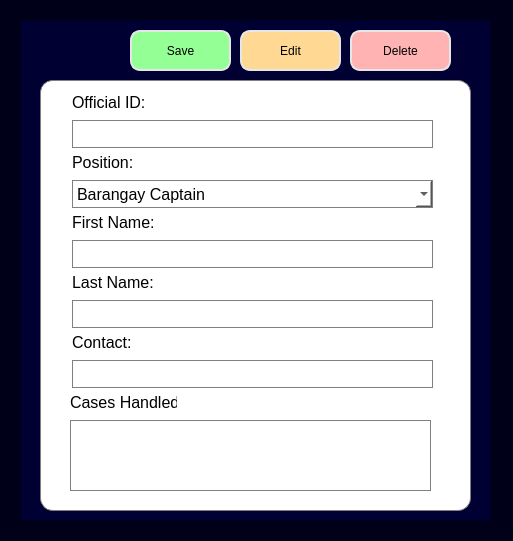
First picture: the form in uifiles/infoofficialui.ui, repository mustafamclngn/CCC151-ComplaSys, before the edit.
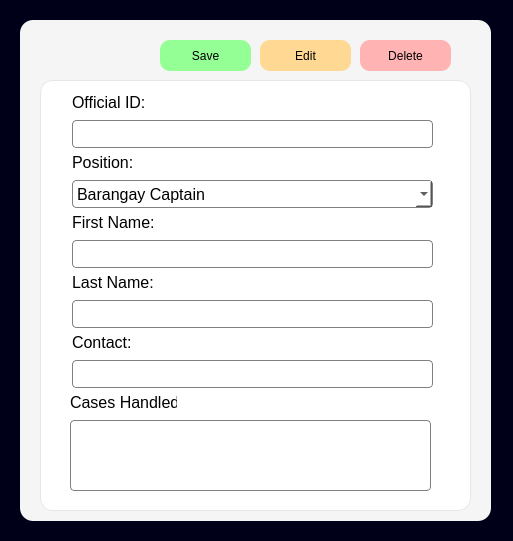
Second picture: the form after the edit. Icons and pictures are not drawn.

Patch:
```diff
--- a/uifiles/infoofficialui.ui
+++ b/uifiles/infoofficialui.ui
@@ -26,7 +26,8 @@
     </rect>
    </property>
    <property name="styleSheet">
-    <string notr="true">background-color: rgb(0, 0, 50);</string>
+    <string notr="true">background-color: rgb(245, 245, 245);
+border-radius: 13px;</string>
    </property>
    <property name="frameShape">
     <enum>QFrame::StyledPanel</enum>
@@ -45,7 +46,7 @@
     </property>
     <property name="styleSheet">
      <string notr="true">background-color: white;
-border: 1px solid grey;
+border: 1px solid rgb(230, 230, 230);
 border-radius: 13px;</string>
     </property>
     <property name="frameShape">
@@ -92,7 +93,7 @@
      <property name="styleSheet">
       <string notr="true">background-color: white;
 border: 1px solid grey;
-border-radius: 0px;</string>
+border-radius: 4px;</string>
      </property>
     </widget>
     <widget class="QLabel" name="label_first_name_2">
@@ -133,7 +134,7 @@
      <property name="styleSheet">
       <string notr="true">background-color: white;
 border: 1px solid grey;
-border-radius: 0px;</string>
+border-radius: 4px;</string>
      </property>
     </widget>
     <widget class="QLabel" name="label_last_name">
@@ -174,7 +175,7 @@
      <property name="styleSheet">
       <string notr="true">background-color: white;
 border: 1px solid grey;
-border-radius: 0px;</string>
+border-radius: 4px;</string>
      </property>
     </widget>
     <widget class="QLabel" name="label_contact">
@@ -215,7 +216,7 @@
      <property name="styleSheet">
       <string notr="true">background-color: white;
 border: 1px solid grey;
-border-radius: 0px;</string>
+border-radius: 4px;</string>
      </property>
     </widget>
     <widget class="QComboBox" name="infoofficial_position_input">
@@ -235,7 +236,7 @@
      <property name="styleSheet">
       <string notr="true">background-color: white;
 border: 1px solid grey;
-border-radius: 0px;</string>
+border-radius: 4px;</string>
      </property>
      <item>
       <property name="text">
@@ -327,7 +328,7 @@
      <property name="styleSheet">
       <string notr="true">background-color: white;
 border: 1px solid grey;
-border-radius: 0px;</string>
+border-radius: 4px;</string>
      </property>
      <property name="html">
       <string>&lt;!DOCTYPE HTML PUBLIC &quot;-//W3C//DTD HTML 4.0//EN&quot; &quot;http://www.w3.org/TR/REC-html40/strict.dtd&quot;&gt;
@@ -341,10 +342,10 @@
    <widget class="QPushButton" name="saveOffiBtn">
     <property name="geometry">
      <rect>
-      <x>110</x>
-      <y>10</y>
-      <width>101</width>
-      <height>41</height>
+      <x>140</x>
+      <y>20</y>
+      <width>91</width>
+      <height>31</height>
      </rect>
     </property>
     <property name="font">
@@ -356,7 +357,6 @@
     </property>
     <property name="styleSheet">
      <string notr="true">background-color: rgb(148, 255, 148);
-border: 2px solid rgb(230, 230, 230);
 border-radius: 10px;
 color: black;</string>
     </property>
@@ -367,10 +367,10 @@
    <widget class="QPushButton" name="updOffiBtn">
     <property name="geometry">
      <rect>
-      <x>220</x>
-      <y>10</y>
-      <width>101</width>
-      <height>41</height>
+      <x>240</x>
+      <y>20</y>
+      <width>91</width>
+      <height>31</height>
      </rect>
     </property>
     <property name="font">
@@ -382,7 +382,6 @@
     </property>
     <property name="styleSheet">
      <string notr="true">background-color: rgb(255, 217, 148);
-border: 2px solid rgb(230, 230, 230);
 border-radius: 10px;
 color: black;</string>
     </property>
@@ -397,10 +396,10 @@
    <widget class="QPushButton" name="delOffiBtn">
     <property name="geometry">
      <rect>
-      <x>330</x>
-      <y>10</y>
-      <width>101</width>
-      <height>41</height>
+      <x>340</x>
+      <y>20</y>
+      <width>91</width>
+      <height>31</height>
      </rect>
     </property>
     <property name="font">
@@ -412,7 +411,6 @@
     </property>
     <property name="styleSheet">
      <string notr="true">background-color: rgb(255, 179, 179);
-border: 2px solid rgb(230, 230, 230);
 border-radius: 10px;
 color: black;</string>
     </property>
```
